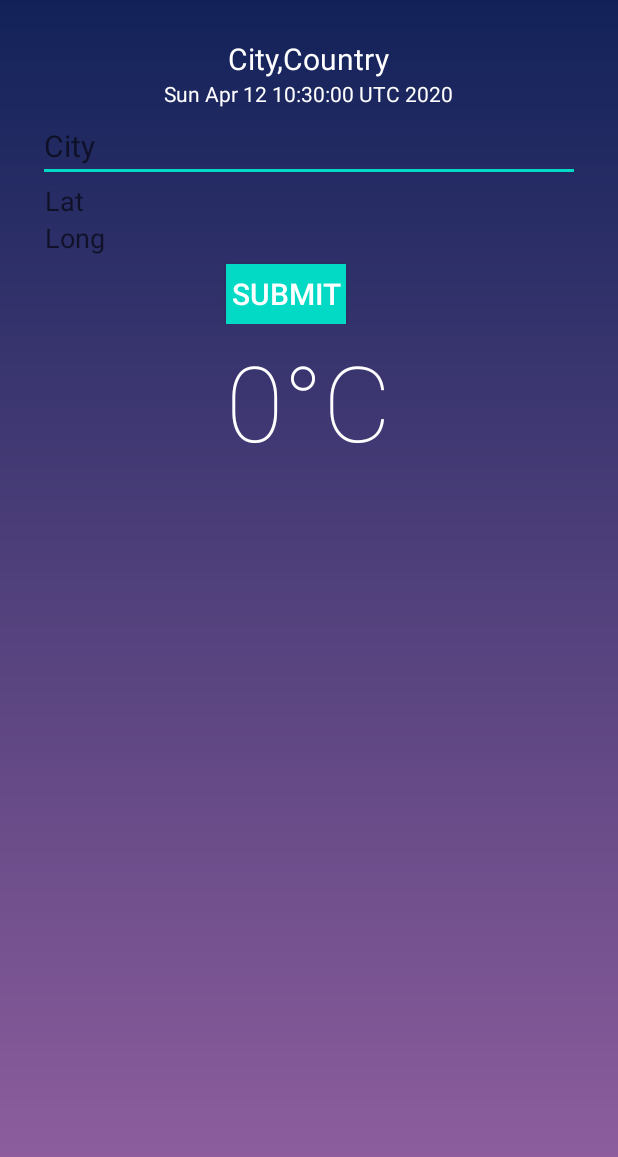
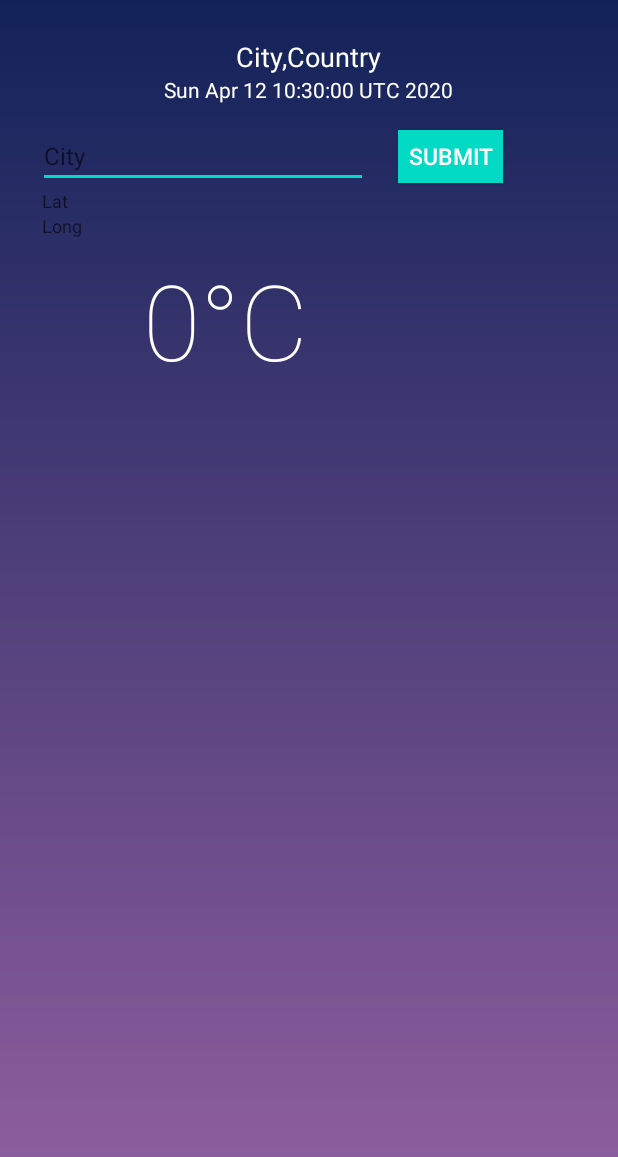
Before and after one commit to mobinhj/weather, an Android app: the screen it shows after launch (MainActivity), on a phone screen of 412 x 824 dp. Shown: the top 1157 px of the screen. Run offline under Robolectric (Android 15) with nearby library versions, the light colour scheme and no system bars; our stand-ins replace Picasso; pictures from the network do not load.

Commit message:
Shift  LinearLayout and TextView

```diff
--- a/app/src/main/res/layout/activity_main.xml
+++ b/app/src/main/res/layout/activity_main.xml
@@ -16,31 +16,68 @@
          android:layout_height="match_parent"
          android:visibility="visible">
 
-         <LinearLayout
+        <LinearLayout
+            android:id="@+id/addressContainer"
+            android:layout_width="match_parent"
+            android:layout_height="wrap_content"
+            android:gravity="center"
+            android:orientation="vertical">
+
+            <TextView
+                android:id="@+id/address"
+                android:layout_width="wrap_content"
+                android:layout_height="wrap_content"
+                android:text="City,Country"
+                android:textSize="18dp" />
+
+            <TextView
+                android:id="@+id/update_at"
+                android:layout_width="wrap_content"
+                android:layout_height="wrap_content"
+                android:text="Date now "
+                android:textSize="14dp" />
+        </LinearLayout>
+
+        <LinearLayout
              android:id="@+id/location"
              android:layout_width="match_parent"
              android:layout_height="wrap_content"
              android:layout_below="@id/addressContainer"
              android:layout_marginLeft="0dp"
-             android:layout_marginTop="1dp"
+             android:layout_marginTop="10dp"
              android:orientation="vertical"
-
              >
-
-             <EditText
-                 android:id="@+id/cityEditText"
+             <LinearLayout
                  android:layout_width="match_parent"
                  android:layout_height="wrap_content"
-                 android:inputType="textNoSuggestions"
-                 android:hint="City"
-                 android:textSize="20dp"/>
+                 android:orientation="horizontal"
+                 android:layout_marginTop="3dp"
+                 >
+                 <EditText
+                     android:id="@+id/cityEditText"
+                     android:layout_width="220dp"
+                     android:layout_height="wrap_content"
+                     android:inputType="textNoSuggestions"
+                     android:hint="City"
+                     android:textSize="16dp"/>
+
+                 <Button
+                     android:id="@+id/submitButton"
+                     android:layout_width="70dp"
+                     android:layout_height="35dp"
+                     android:layout_marginLeft="20dp"
+                     android:layout_marginTop="0dp"
+                     android:background="@color/colorAccent"
+                     android:text="Submit"
+                     android:textSize="15dp" />
+             </LinearLayout>
 
              <TextView
                  android:id="@+id/latTExtView"
                  android:layout_width="match_parent"
                  android:layout_height="wrap_content"
                  android:hint=" Lat "
-                 android:textSize="18dp"
+                 android:textSize="12dp"
                  android:inputType="numberDecimal" />
 
              <TextView
@@ -48,40 +85,9 @@
                  android:layout_width="match_parent"
                  android:layout_height="wrap_content"
                  android:hint=" Long"
-                 android:textSize="18dp"
+                 android:textSize="12dp"
                  android:inputType="numberDecimal" />
-             <Button
-                 android:id="@+id/submitButton"
-                 android:text="Submit"
-                 android:background="@color/colorAccent"
-                 android:textSize="20dp"
-                 android:layout_width="80dp"
-                 android:layout_height="40dp"
-                 android:layout_marginTop="5dp"
-                 android:layout_marginLeft="125dp"/>
-         </LinearLayout>
 
-
-        <LinearLayout
-             android:id="@+id/addressContainer"
-             android:layout_width="match_parent"
-             android:layout_height="wrap_content"
-             android:gravity="center"
-             android:orientation="vertical">
-
-             <TextView
-                 android:id="@+id/address"
-                 android:layout_width="wrap_content"
-                 android:layout_height="wrap_content"
-                 android:text="City,Country"
-                 android:textSize="20dp" />
-
-             <TextView
-                 android:id="@+id/update_at"
-                 android:layout_width="wrap_content"
-                 android:layout_height="wrap_content"
-                 android:text="Date now "
-                 android:textSize="14dp" />
          </LinearLayout>
 
          <LinearLayout
@@ -90,18 +96,23 @@
              android:layout_height="wrap_content"
              android:layout_centerInParent="true"
              android:layout_below="@id/location"
-             android:layout_marginTop="110dp"
-             android:orientation="vertical">
+             android:layout_marginTop="150dp"
+             android:orientation="horizontal">
+
+             <ImageView
+                 android:id="@+id/imageSeason"
+                 android:layout_width="70dp"
+                 android:layout_height="80dp"
+                 >
+             </ImageView>
 
              <TextView
                  android:id="@+id/temp"
                  android:layout_width="wrap_content"
                  android:layout_height="match_parent"
-                 android:layout_gravity="center"
                  android:fontFamily="sans-serif-thin"
                  android:text="0°C"
                  android:textSize="70dp" />
-
 
          </LinearLayout>
 
@@ -113,18 +124,7 @@
              android:layout_below="@+id/overviewContainer"
              android:gravity="center"
              android:orientation="vertical"
-
              >
-
-             <ImageView
-                 android:id="@+id/imageSeason"
-                 android:layout_width="90dp"
-                 android:layout_height="90dp"
-                 >
-
-             </ImageView>
-
-
          </LinearLayout>
 
 
```
